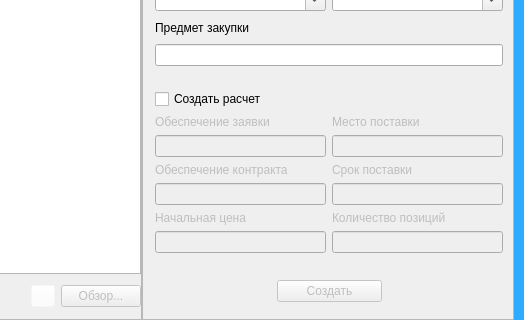
First picture: the form in interface/ui/main_left.ui, repository Korolev-Oleg/Tend-Manager, before the edit; both pictures show x 231 to 755 and y 216 to 536 of the 755 by 536 pixel window.
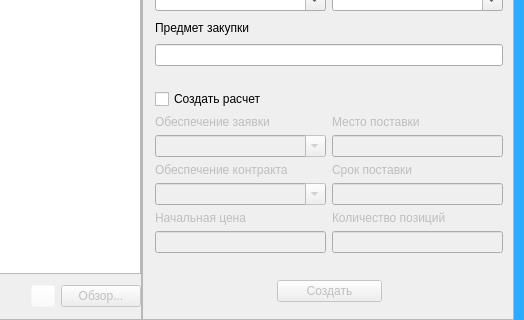
Second picture: the form after the edit. Icons and pictures are not drawn.

Diff of the .ui file:
```diff
--- a/interface/ui/main_left.ui
+++ b/interface/ui/main_left.ui
@@ -380,10 +380,23 @@
               </widget>
              </item>
              <item>
-              <widget class="QLineEdit" name="_lineAppSecurity">
+              <widget class="QComboBox" name="_lineAppSecurity">
                <property name="enabled">
                 <bool>false</bool>
                </property>
+               <property name="editable">
+                <bool>true</bool>
+               </property>
+               <item>
+                <property name="text">
+                 <string/>
+                </property>
+               </item>
+               <item>
+                <property name="text">
+                 <string>Не требуется</string>
+                </property>
+               </item>
               </widget>
              </item>
              <item>
@@ -397,10 +410,23 @@
               </widget>
              </item>
              <item>
-              <widget class="QLineEdit" name="_lineContractSecurity">
+              <widget class="QComboBox" name="_lineContractSecurity">
                <property name="enabled">
                 <bool>false</bool>
                </property>
+               <property name="editable">
+                <bool>true</bool>
+               </property>
+               <item>
+                <property name="text">
+                 <string/>
+                </property>
+               </item>
+               <item>
+                <property name="text">
+                 <string>Не требуется</string>
+                </property>
+               </item>
               </widget>
              </item>
              <item>
```
